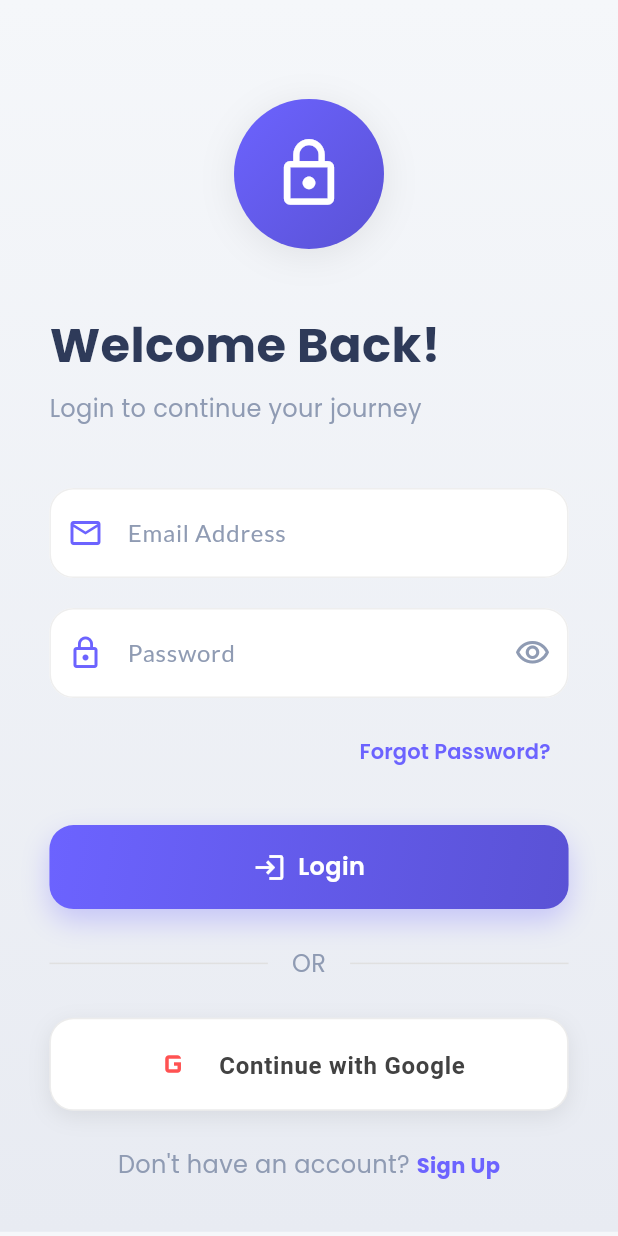
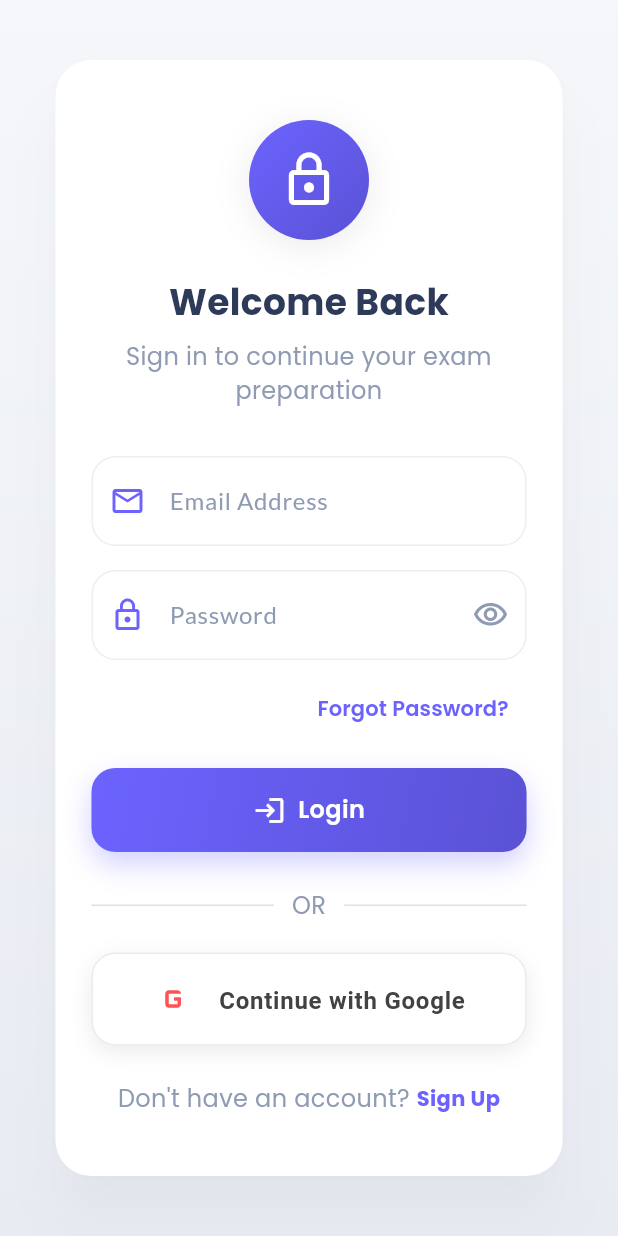
Before and after one commit to Vkchowdary05/exam-ready-13, a Flutter app: the screen it shows after launch, after a tap on "Login", on a phone screen of 412 x 824 dp. Run offline on Flutter 3.47's test engine with Material 3 defaults, Android fonts, the phone set to English and light mode, and no system bars; drawn by our look-alikes of flutter_animate; our stand-ins replace cached_network_image, cloud_firestore, firebase_auth, firebase_core, firebase_storage, flutter_dotenv and 7 more; missing offline and left inert: cloudinary_public, firebase_app_check, google_mlkit_text_recognition; accounts and stored records are empty.

Commit message:
10-12-25-1

```diff
--- a/lib/main.dart
+++ b/lib/main.dart
@@ -3,36 +3,52 @@
 import 'dart:developer' as developer;
 
 import 'package:exam_ready/screens/ui/entry_screen.dart';
-import 'package:exam_ready/screens/ui/home.dart'; // must contain DashboardScreen
+import 'package:exam_ready/screens/ui/home.dart';
 import 'package:exam_ready/services/firebase_service.dart';
 import 'package:exam_ready/theme/app_theme.dart';
 import 'package:exam_ready/providers/theme_provider.dart';
 
 import 'package:firebase_auth/firebase_auth.dart';
 import 'package:firebase_core/firebase_core.dart';
+import 'package:firebase_app_check/firebase_app_check.dart';       // 👈 NEW
+import 'package:flutter/foundation.dart' show kIsWeb;              // 👈 NEW
 import 'package:flutter/material.dart';
 import 'package:flutter_animate/flutter_animate.dart';
 import 'package:flutter_dotenv/flutter_dotenv.dart';
 import 'package:flutter_riverpod/flutter_riverpod.dart';
 
-void main() async {
+Future<void> main() async {
   WidgetsFlutterBinding.ensureInitialized();
 
-  // Load .env variables
   await dotenv.load(fileName: ".env");
 
   try {
-    // Firebase init
+    // Your custom Firebase init
     await FirebaseService.initialize();
+
+    // 🔐 App Check only on Web
+    if (kIsWeb) {
+      await FirebaseAppCheck.instance.activate(
+        webProvider: ReCaptchaV3Provider(
+          '6Lcn2iUsAAAAALbUU6ADw3HG30_pL9gEJGVmG0wG', // 👈 SITE KEY (public), not secret
+        ),
+      );
+
+      developer.log(
+        'Firebase App Check (web) activated',
+        name: 'FirebaseAppCheck',
+      );
+    }
 
     developer.log(
       'Firebase Initialized: ${Firebase.app().name}',
       name: 'FirebaseInit',
     );
-  } catch (e) {
+  } catch (e, s) {
     developer.log(
       'Firebase init failed',
       error: e,
+      stackTrace: s,
       name: 'FirebaseInitError',
     );
   }
@@ -45,25 +61,18 @@ class MyApp extends ConsumerWidget {
 
   @override
   Widget build(BuildContext context, WidgetRef ref) {
-    // Watch light/dark mode dynamically
     final themeMode = ref.watch(themeModeProvider);
 
     return MaterialApp(
       title: 'Exam Ready',
       debugShowCheckedModeBanner: false,
-
       theme: AppTheme.lightTheme,
       darkTheme: AppTheme.darkTheme,
       themeMode: themeMode,
-
       home: const AuthGate(),
     );
   }
 }
-
-// ========================================
-// 🔐 Auth Gate → Keeps User Logged In
-// ========================================
 
 class AuthGate extends StatelessWidget {
   const AuthGate({super.key});
@@ -71,21 +80,18 @@ class AuthGate extends StatelessWidget {
   @override
   Widget build(BuildContext context) {
     return StreamBuilder<User?>(
-      stream: FirebaseAuth.instance.authStateChanges(), // session listener
+      stream: FirebaseAuth.instance.authStateChanges(),
       builder: (context, snapshot) {
-        // Show loading while checking login state
         if (snapshot.connectionState == ConnectionState.waiting) {
           return const Scaffold(
             body: Center(child: CircularProgressIndicator()),
           );
         }
 
-        // If user is logged in → go to Dashboard
         if (snapshot.hasData && snapshot.data != null) {
           return const DashboardScreen().animate().fadeIn(duration: 600.ms);
         }
 
-        // Otherwise → Entry screen
         return const EntryScreen().animate().fadeIn(duration: 600.ms);
       },
     );
--- a/lib/screens/auth/login_screen.dart
+++ b/lib/screens/auth/login_screen.dart
@@ -5,7 +5,6 @@ import 'package:exam_ready/theme/app_theme.dart';
 import 'package:exam_ready/services/auth_service.dart';
 import 'package:exam_ready/widgets/gradient_button.dart';
 import 'signup_screen.dart';
-import 'package:exam_ready/screens/ui/home.dart';
 
 class LoginScreen extends StatefulWidget {
   const LoginScreen({super.key});
@@ -40,7 +39,6 @@ class _LoginScreenState extends State<LoginScreen> {
       password: _passwordController.text,
     );
 
-
     setState(() => _isLoading = false);
 
     if (!mounted) return;
@@ -74,14 +72,12 @@ class _LoginScreenState extends State<LoginScreen> {
     setState(() => _isGoogleLoading = true);
 
     try {
-    // Call your existing AuthService (it should return UserCredential or null)
       final Map<String, dynamic> result = await _authService.signInWithGoogle();
       setState(() => _isGoogleLoading = false);
 
       if (!mounted) return;
 
       if (!result['success']) {
-      // Error occurred
         ScaffoldMessenger.of(context).showSnackBar(
           SnackBar(
             content: Text(result['message'] ?? 'Google sign-in failed'),
@@ -95,7 +91,6 @@ class _LoginScreenState extends State<LoginScreen> {
         return;
       }
 
-    // Login successful → Navigate to Dashboard
       Navigator.of(context).pushReplacement(
         PageRouteBuilder(
           pageBuilder: (context, animation, secondaryAnimation) =>
@@ -149,9 +144,8 @@ class _LoginScreenState extends State<LoginScreen> {
     ScaffoldMessenger.of(context).showSnackBar(
       SnackBar(
         content: Text(result['message']),
-        backgroundColor: result['success']
-            ? AppTheme.secondaryColor
-            : AppTheme.errorColor,
+        backgroundColor:
+            result['success'] ? AppTheme.secondaryColor : AppTheme.errorColor,
         behavior: SnackBarBehavior.floating,
         shape: RoundedRectangleBorder(borderRadius: BorderRadius.circular(12)),
       ),
@@ -167,10 +161,8 @@ class _LoginScreenState extends State<LoginScreen> {
           const begin = Offset(1.0, 0.0);
           const end = Offset.zero;
           const curve = Curves.easeInOut;
-          var tween = Tween(
-            begin: begin,
-            end: end,
-          ).chain(CurveTween(curve: curve));
+          var tween = Tween(begin: begin, end: end)
+              .chain(CurveTween(curve: curve));
           return SlideTransition(
             position: animation.drive(tween),
             child: child,
@@ -218,28 +210,44 @@ class _LoginScreenState extends State<LoginScreen> {
     return Scaffold(
       body: Container(
         decoration: const BoxDecoration(gradient: AppTheme.backgroundGradient),
-        child: SafeArea(
+        child: Center(
+          // 🔹 Center everything on larger screens (desktop / laptop)
           child: SingleChildScrollView(
             physics: const BouncingScrollPhysics(),
+            padding: EdgeInsets.symmetric(
+              horizontal: screenWidth < 600 ? screenWidth * 0.08 : 32,
+              vertical: 24,
+            ),
+            child: ConstrainedBox(
+              constraints: const BoxConstraints(
+                maxWidth: 420, // Formal, card-style width on web
+              ),
+              child: Card(
+                elevation: 16,
+                shape: RoundedRectangleBorder(
+                  borderRadius: BorderRadius.circular(24),
+                ),
+                shadowColor: Colors.black.withAlpha(36),
                 child: Padding(
                   padding: EdgeInsets.symmetric(
-                horizontal: screenWidth * 0.08,
-                vertical: screenHeight * 0.02,
+                    horizontal: 24,
+                    vertical: screenHeight * 0.04 > 40
+                        ? screenHeight * 0.04
+                        : 40,
                   ),
                   child: Form(
                     key: _formKey,
                     child: Column(
-                  crossAxisAlignment: CrossAxisAlignment.start,
+                      crossAxisAlignment: CrossAxisAlignment.stretch,
+                      mainAxisSize: MainAxisSize.min,
                       children: [
-                    SizedBox(height: screenHeight * 0.06),
-
                         // Logo/Icon Hero
                         Center(
                           child: Hero(
                             tag: 'auth_logo',
                             child: Container(
-                          width: 100,
-                          height: 100,
+                              width: 80,
+                              height: 80,
                               decoration: BoxDecoration(
                                 gradient: AppTheme.primaryGradient,
                                 shape: BoxShape.circle,
@@ -247,7 +255,7 @@ class _LoginScreenState extends State<LoginScreen> {
                               ),
                               child: const Icon(
                                 Icons.lock_outline,
-                            size: 50,
+                                size: 40,
                                 color: Colors.white,
                               ),
                             ),
@@ -257,24 +265,32 @@ class _LoginScreenState extends State<LoginScreen> {
                               curve: Curves.elasticOut,
                             ),
 
-                    SizedBox(height: screenHeight * 0.05),
+                        const SizedBox(height: 24),
 
                         // Welcome Text
-                    Text('Welcome Back!', style: AppTheme.headingStyle)
+                        Text(
+                          'Welcome Back',
+                          style: AppTheme.headingStyle.copyWith(
+                            fontSize: 24,
+                            fontWeight: FontWeight.w700,
+                          ),
+                          textAlign: TextAlign.center,
+                        )
                             .animate()
                             .fadeIn(delay: 200.ms)
                             .slideX(begin: -0.2, end: 0),
 
                         const SizedBox(height: 8),
                         Text(
-                          'Login to continue your journey',
+                          'Sign in to continue your exam preparation',
                           style: AppTheme.subHeadingStyle,
+                          textAlign: TextAlign.center,
                         )
                             .animate()
                             .fadeIn(delay: 300.ms)
                             .slideX(begin: -0.2, end: 0),
 
-                    SizedBox(height: screenHeight * 0.05),
+                        const SizedBox(height: 32),
 
                         // Email Field
                         TextFormField(
@@ -301,7 +317,7 @@ class _LoginScreenState extends State<LoginScreen> {
                             .fadeIn(delay: 400.ms)
                             .slideY(begin: 0.2, end: 0),
 
-                    const SizedBox(height: 20),
+                        const SizedBox(height: 16),
 
                         // Password Field
                         TextFormField(
@@ -320,7 +336,8 @@ class _LoginScreenState extends State<LoginScreen> {
                               ),
                               onPressed: () {
                                 setState(
-                                  () => _obscurePassword = !_obscurePassword,
+                                  () =>
+                                      _obscurePassword = !_obscurePassword,
                                 );
                               },
                             ),
@@ -339,7 +356,7 @@ class _LoginScreenState extends State<LoginScreen> {
                             .fadeIn(delay: 500.ms)
                             .slideY(begin: 0.2, end: 0),
 
-                    const SizedBox(height: 12),
+                        const SizedBox(height: 8),
 
                         // Forgot Password
                         Align(
@@ -356,7 +373,7 @@ class _LoginScreenState extends State<LoginScreen> {
                           ),
                         ).animate().fadeIn(delay: 600.ms),
 
-                    SizedBox(height: screenHeight * 0.03),
+                        const SizedBox(height: 16),
 
                         // Login Button
                         GradientButton(
@@ -369,21 +386,29 @@ class _LoginScreenState extends State<LoginScreen> {
                             .fadeIn(delay: 700.ms)
                             .slideY(begin: 0.2, end: 0),
 
-                    SizedBox(height: screenHeight * 0.03),
+                        const SizedBox(height: 24),
 
                         // Divider
                         Row(
                           children: [
-                        Expanded(child: Divider(color: Colors.grey.shade300)),
+                            Expanded(
+                              child: Divider(color: Colors.grey.shade300),
+                            ),
                             Padding(
-                          padding: const EdgeInsets.symmetric(horizontal: 16),
-                          child: Text('OR', style: AppTheme.subHeadingStyle),
+                              padding:
+                                  const EdgeInsets.symmetric(horizontal: 12),
+                              child: Text(
+                                'OR',
+                                style: AppTheme.subHeadingStyle,
                               ),
-                        Expanded(child: Divider(color: Colors.grey.shade300)),
+                            ),
+                            Expanded(
+                              child: Divider(color: Colors.grey.shade300),
+                            ),
                           ],
                         ).animate().fadeIn(delay: 800.ms),
 
-                    SizedBox(height: screenHeight * 0.03),
+                        const SizedBox(height: 20),
 
                         // Google Sign-In Button
                         _buildGoogleSignInButton()
@@ -391,11 +416,10 @@ class _LoginScreenState extends State<LoginScreen> {
                             .fadeIn(delay: 850.ms)
                             .slideY(begin: 0.2, end: 0),
 
-                    SizedBox(height: screenHeight * 0.03),
+                        const SizedBox(height: 24),
 
                         // Sign Up Link
-                    Center(
-                      child: Row(
+                        Row(
                           mainAxisAlignment: MainAxisAlignment.center,
                           children: [
                             Text(
@@ -413,11 +437,10 @@ class _LoginScreenState extends State<LoginScreen> {
                               ),
                             ),
                           ],
+                        ).animate().fadeIn(delay: 900.ms),
+                      ],
                     ),
-                    ).animate().fadeIn(delay: 900.ms),
-
-                    SizedBox(height: screenHeight * 0.02),
-                  ],
+                  ),
                 ),
               ),
             ),
@@ -428,7 +451,7 @@ class _LoginScreenState extends State<LoginScreen> {
   }
 }
 
-// IMPORTANT: Move the AnimatedGoogleButton class OUTSIDE of _LoginScreenState
+// Animated Google Button (unchanged, kept outside LoginScreen state)
 class AnimatedGoogleButton extends StatefulWidget {
   final VoidCallback onPressed;
 
@@ -512,7 +535,6 @@ class _AnimatedGoogleButtonState extends State<AnimatedGoogleButton>
           ),
           child: Stack(
             children: [
-              // Shimmer effect overlay
               if (_isHovered)
                 AnimatedBuilder(
                   animation: _shimmerAnimation,
@@ -537,7 +559,6 @@ class _AnimatedGoogleButtonState extends State<AnimatedGoogleButton>
                   },
                 ),
 
-              // Button content
               Padding(
                 padding: const EdgeInsets.symmetric(
                   vertical: 16,
@@ -546,20 +567,16 @@ class _AnimatedGoogleButtonState extends State<AnimatedGoogleButton>
                 child: Row(
                   mainAxisAlignment: MainAxisAlignment.center,
                   children: [
-                    // Google Icon with scale animation
                     AnimatedScale(
                       scale: _isHovered ? 1.1 : 1.0,
                       duration: const Duration(milliseconds: 200),
                       child: const Icon(
-                        Icons.g_mobiledata, // Simple stylized 'G' icon
+                        Icons.g_mobiledata,
                         color: Colors.redAccent,
                         size: 28,
                       ),
                     ),
-
                     const SizedBox(width: 16),
-
-                    // Text with color animation
                     AnimatedDefaultTextStyle(
                       duration: const Duration(milliseconds: 200),
                       style: TextStyle(
@@ -572,8 +589,6 @@ class _AnimatedGoogleButtonState extends State<AnimatedGoogleButton>
                       ),
                       child: const Text('Continue with Google'),
                     ),
-
-                    // Arrow icon that appears on hover
                     AnimatedContainer(
                       duration: const Duration(milliseconds: 300),
                       curve: Curves.easeOutCubic,
--- a/lib/screens/ui/question_paper_submission_page.dart
+++ b/lib/screens/ui/question_paper_submission_page.dart
@@ -13,6 +13,7 @@ import 'package:google_fonts/google_fonts.dart';
 import 'dart:io';
 import 'dart:async';
 import 'dart:developer' as developer;
+import 'package:flutter/foundation.dart'; // 👈 for kIsWeb & defaultTargetPlatform
 
 class QuestionPaperSubmissionPage extends StatefulWidget {
   const QuestionPaperSubmissionPage({Key? key}) : super(key: key);
@@ -106,6 +107,16 @@ class _QuestionPaperSubmissionPageState
     });
   }
 
+  bool get _isMobilePlatform =>
+      defaultTargetPlatform == TargetPlatform.android ||
+      defaultTargetPlatform == TargetPlatform.iOS;
+
+  /// Web opened on phone/tablet
+  bool get _isMobileWeb => kIsWeb && _isMobilePlatform;
+
+  /// Web opened on PC/laptop (Chrome, Edge, etc.)
+  bool get _isDesktopWeb => kIsWeb && !_isMobilePlatform;
+
   Future<String> _extractTextFromImage(File imageFile) async {
     try {
       setState(() => isExtractingText = true);
@@ -366,6 +377,7 @@ class _QuestionPaperSubmissionPageState
                         ),
                       ),
                       const SizedBox(width: 16),
+                      if (!_isDesktopWeb) // 👈 hides camera on PC web
                         Expanded(
                           child: _buildSourceCard(
                             icon: Icons.camera_alt_outlined,
@@ -915,20 +927,25 @@ class _QuestionPaperSubmissionPageState
               builder: (context, constraints) {
                 final double width = constraints.maxWidth;
                 final bool isWide = width >= 900;
-                final double maxContentWidth =
-                    isWide ? 1100 : 600; // desktop/tablet vs mobile
+                final double maxContentWidth = isWide
+                    ? 1100
+                    : 600; // desktop/tablet vs mobile
 
                 return Column(
                   children: [
-                    _buildAppBar(isWide: isWide, maxContentWidth: maxContentWidth),
+                    _buildAppBar(
+                      isWide: isWide,
+                      maxContentWidth: maxContentWidth,
+                    ),
                     Expanded(
                       child: SingleChildScrollView(
                         physics: const BouncingScrollPhysics(),
                         padding: const EdgeInsets.all(20),
                         child: Center(
                           child: ConstrainedBox(
-                            constraints:
-                                BoxConstraints(maxWidth: maxContentWidth),
+                            constraints: BoxConstraints(
+                              maxWidth: maxContentWidth,
+                            ),
                             child: isWide
                                 ? Row(
                                     crossAxisAlignment:
@@ -1043,10 +1060,7 @@ class _QuestionPaperSubmissionPageState
     );
   }
 
-  Widget _buildAppBar({
-    required bool isWide,
-    required double maxContentWidth,
-  }) {
+  Widget _buildAppBar({required bool isWide, required double maxContentWidth}) {
     return Container(
       padding: const EdgeInsets.all(20),
       decoration: BoxDecoration(
@@ -1116,7 +1130,16 @@ class _QuestionPaperSubmissionPageState
     return GestureDetector(
       onTap: (isCompressing || isExtractingText || isExtractingTopics)
           ? null
-          : _showImageSourceDialog,
+          : () {
+              if (_isDesktopWeb) {
+                // ✅ PC Web: only allow local file upload (no camera)
+                _pickImage(ImageSource.gallery); // opens file picker on web
+              } else {
+                // ✅ Mobile web or mobile app: show Gallery / Camera bottom sheet
+                _showImageSourceDialog();
+              }
+            },
+
       child: AnimatedContainer(
         duration: const Duration(milliseconds: 300),
         height: 240,
--- a/lib/services/auth_service.dart
+++ b/lib/services/auth_service.dart
@@ -6,8 +6,7 @@ class AuthService {
   // Firebase Auth instance
   final FirebaseAuth _auth = FirebaseAuth.instance;
 
-  // Google Sign-In instance
-  // Use your WEB CLIENT ID for web, and null for mobile (auto config)
+  // Google Sign-In instance (used only on mobile)
   final GoogleSignIn _googleSignIn = GoogleSignIn(
     clientId: kIsWeb
         ? '911973583663-ciict72ribfd16shrdnd59sr22vvidre.apps.googleusercontent.com'
@@ -204,29 +203,42 @@ class AuthService {
     }
   }
 
-  // Google Sign-In
+  // Google Sign-In (web + mobile)
   Future<Map<String, dynamic>> signInWithGoogle() async {
     try {
-      // Trigger the Google Sign-In flow
+      UserCredential userCredential;
+
+      if (kIsWeb) {
+        // 🔹 WEB: use Firebase signInWithPopup
+        final GoogleAuthProvider googleProvider = GoogleAuthProvider();
+        googleProvider.addScope('email');
+        googleProvider.addScope('profile');
+        googleProvider.setCustomParameters({
+          'prompt': 'select_account',
+        });
+
+        userCredential = await _auth.signInWithPopup(googleProvider);
+      } else {
+        // 🔹 MOBILE: use google_sign_in plugin
         final GoogleSignInAccount? googleUser = await _googleSignIn.signIn();
 
         if (googleUser == null) {
-        return {'success': false, 'message': 'Google Sign-In was cancelled'};
+          return {
+            'success': false,
+            'message': 'Google Sign-In was cancelled',
+          };
         }
 
-      // Obtain the auth details from the request
         final GoogleSignInAuthentication googleAuth =
             await googleUser.authentication;
 
-      // Create a new credential
         final OAuthCredential credential = GoogleAuthProvider.credential(
           accessToken: googleAuth.accessToken,
           idToken: googleAuth.idToken,
         );
 
-      // Sign in to Firebase with the Google credential
-      final UserCredential userCredential =
-          await _auth.signInWithCredential(credential);
+        userCredential = await _auth.signInWithCredential(credential);
+      }
 
       return {
         'success': true,
@@ -248,7 +260,9 @@ class AuthService {
 
   /// Sign out from Google + Firebase
   Future<void> signOutGoogle() async {
+    if (!kIsWeb) {
       await _googleSignIn.signOut();
+    }
     await _auth.signOut();
   }
 }
```
Also changed, not shown: pubspec.yaml (line endings or trailing spaces), 2 other files. Lines whose indentation alone changed are shown as unchanged.
